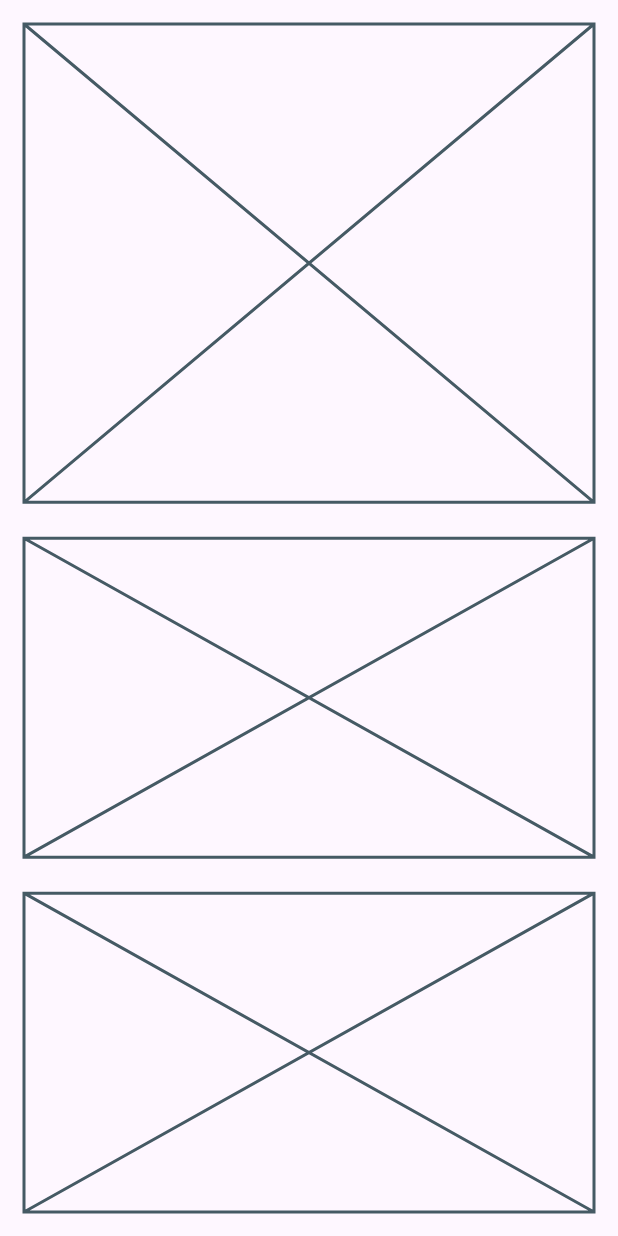
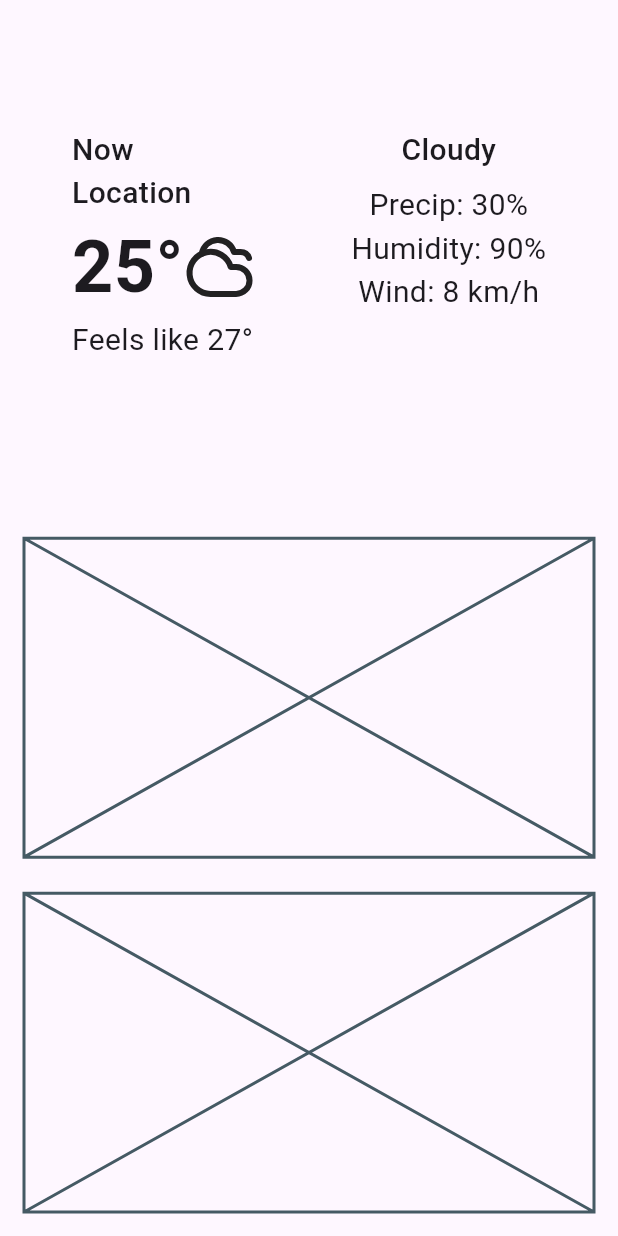
Before and after one commit to oreiscool/clear_weather, a Flutter app: the screen it shows after launch, on a phone screen of 412 x 824 dp. Run offline on Flutter 3.47's test engine with Material 3 defaults, Android fonts, the phone set to English and light mode, and no system bars; our stand-ins replace flutter_riverpod, lucide_icons_flutter.

Commit message:
feat(ui): Implement static CurrentWeatherDisplay

```diff
--- a/lib/pages/home_page.dart
+++ b/lib/pages/home_page.dart
@@ -1,5 +1,6 @@
 import 'package:flutter/material.dart';
 import 'package:flutter_riverpod/flutter_riverpod.dart';
+import 'package:clear_weather/widgets/current_weather_display.dart';
 
 class HomePage extends ConsumerWidget {
   const HomePage({super.key});
@@ -13,7 +14,7 @@ class HomePage extends ConsumerWidget {
           child: Column(
             mainAxisAlignment: MainAxisAlignment.center,
             children: [
-              const Expanded(flex: 3, child: Placeholder()),
+              const Expanded(flex: 3, child: CurrentWeatherDisplay()),
               const SizedBox(height: 24),
               const Expanded(flex: 2, child: Placeholder()),
               const SizedBox(height: 24),
--- /dev/null
+++ b/lib/widgets/current_weather_display.dart
@@ -0,0 +1,70 @@
+import 'package:flutter/material.dart';
+import 'package:flutter_riverpod/flutter_riverpod.dart';
+import 'package:lucide_icons_flutter/lucide_icons.dart';
+
+class CurrentWeatherDisplay extends ConsumerWidget {
+  const CurrentWeatherDisplay({super.key});
+
+  @override
+  Widget build(BuildContext context, WidgetRef ref) {
+    return const Column(
+      mainAxisAlignment: MainAxisAlignment.center,
+      children: [
+        Row(
+          mainAxisAlignment: MainAxisAlignment.spaceAround,
+          crossAxisAlignment: CrossAxisAlignment.start,
+          children: [
+            Column(
+              crossAxisAlignment: CrossAxisAlignment.start,
+              children: [
+                Text(
+                  'Now',
+                  style: TextStyle(fontSize: 20, fontWeight: FontWeight.w500),
+                ),
+                Text(
+                  'Location',
+                  style: TextStyle(fontSize: 20, fontWeight: FontWeight.w500),
+                ),
+                Row(
+                  children: [
+                    Text(
+                      '25°',
+                      style: TextStyle(
+                        fontSize: 48,
+                        fontWeight: FontWeight.bold,
+                      ),
+                    ),
+                    Icon(LucideIcons.cloudy, size: 48),
+                  ],
+                ),
+                Text('Feels like 27°', style: TextStyle(fontSize: 20)),
+                SizedBox(height: 24),
+              ],
+            ),
+
+            Column(
+              crossAxisAlignment: CrossAxisAlignment.start,
+              children: [
+                Column(
+                  children: [
+                    Text(
+                      'Cloudy',
+                      style: TextStyle(
+                        fontSize: 20,
+                        fontWeight: FontWeight.w500,
+                      ),
+                    ),
+                    SizedBox(height: 8),
+                    Text('Precip: 30%', style: TextStyle(fontSize: 20)),
+                    Text('Humidity: 90%', style: TextStyle(fontSize: 20)),
+                    Text('Wind: 8 km/h', style: TextStyle(fontSize: 20)),
+                  ],
+                ),
+              ],
+            ),
+          ],
+        ),
+      ],
+    );
+  }
+}
```
